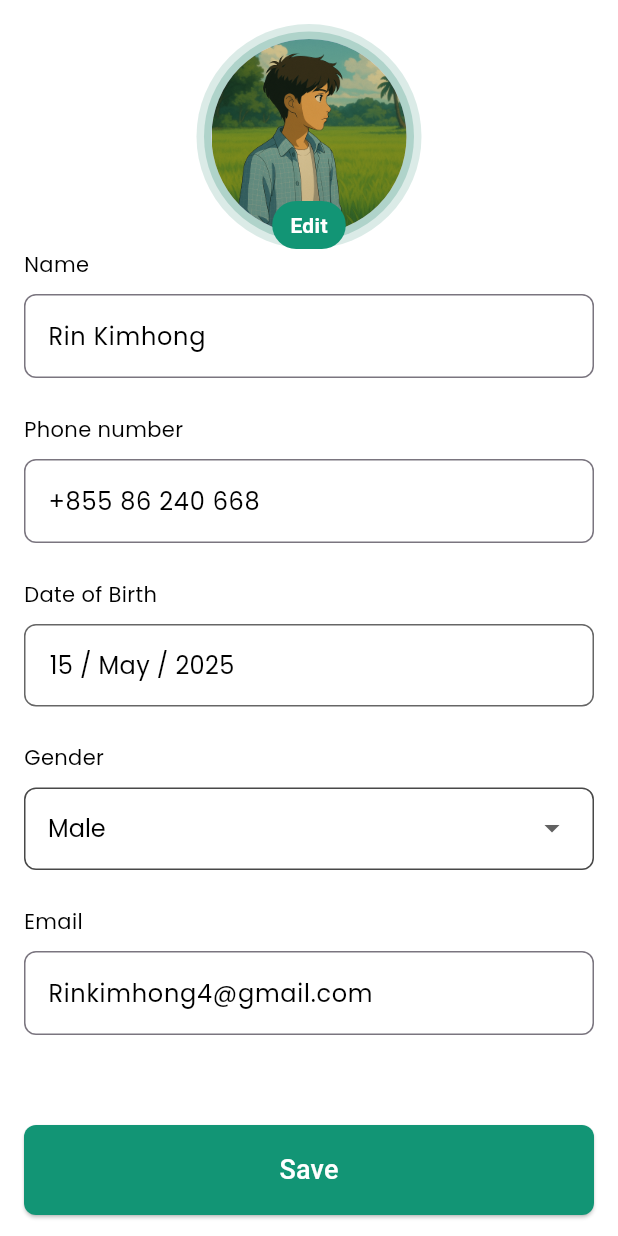
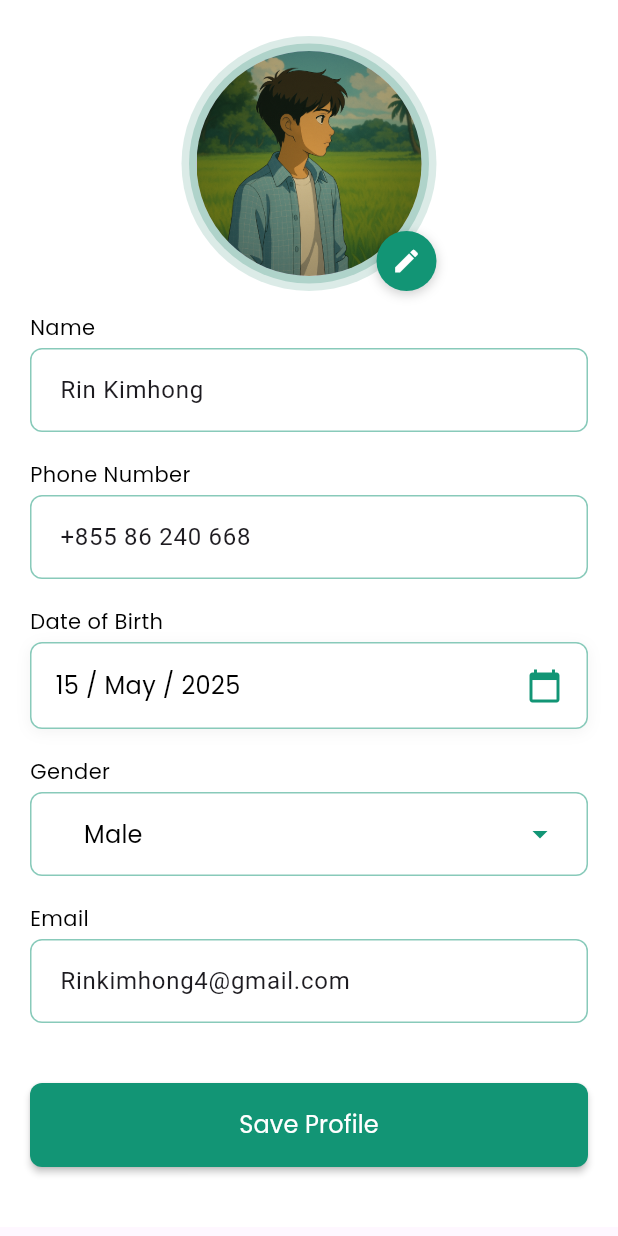
Before and after one commit to rinkimhong4/Recipes_APP, a Flutter app: the EditProfileContent screen opened directly, on a phone screen of 412 x 824 dp. Run offline on Flutter 3.47's test engine with Material 3 defaults, Android fonts, the phone set to English and light mode, and no system bars; our stand-ins replace animate_do, cached_network_image, dropdown_button2, flutter_secure_storage, flutter_smart_dialog, get and 2 more; accounts and stored records are empty; network calls fail; statements that could not run were skipped.

Commit message:
fix ProfileEdit

```diff
--- a/lib/modules/Home/views/profile/item_profile_screen.dart
+++ b/lib/modules/Home/views/profile/item_profile_screen.dart
@@ -1,5 +1,6 @@
 import 'package:dropdown_button2/dropdown_button2.dart';
 import 'package:flutter/material.dart';
+import 'package:intl/intl.dart';
 import 'package:recipe_app/config/theme/theme_style.dart';
 
 class ItemProfileScreen extends StatelessWidget {
@@ -47,240 +48,232 @@ class EditProfileContent extends StatefulWidget {
 }
 
 class _EditProfileContentState extends State<EditProfileContent> {
+  final _formKey = GlobalKey<FormState>();
   DateTime? _selectedDate = DateTime.now();
+  String _selectedGender = 'Male';
+  final TextEditingController _nameController = TextEditingController(
+    text: 'Rin Kimhong',
+  );
+  final TextEditingController _phoneController = TextEditingController(
+    text: '+855 86 240 668',
+  );
+  final TextEditingController _emailController = TextEditingController(
+    text: 'Rinkimhong4@gmail.com',
+  );
 
   String _formatDate(DateTime date) {
-    final day = date.day.toString().padLeft(2, '0');
-    final month = _monthName(date.month);
-    final year = date.year;
-    return '$day / $month / $year';
+    return DateFormat('dd / MMM / yyyy').format(date);
   }
 
-  String _monthName(int month) {
-    const months = [
-      'Jan',
-      'Feb',
-      'Mar',
-      'Apr',
-      'May',
-      'Jun',
-      'Jul',
-      'Aug',
-      'Sep',
-      'Oct',
-      'Nov',
-      'Dec',
-    ];
-    return months[month - 1];
-  }
-
-  String _selectedGender = 'Male';
-
-  @override
-  Widget build(BuildContext context) {
-    return GestureDetector(
-      onTap: () {
-        FocusScope.of(context).unfocus();
-      },
-      child: Scaffold(body: Container(color: Colors.white, child: _buildEdit)),
-    );
-  }
-
-  Widget get _buildEdit {
-    return Padding(
-      padding: EdgeInsets.all(16),
-      child: Column(
-        // mainAxisAlignment: MainAxisAlignment.center,
-        children: [
-          Stack(
-            alignment: Alignment.center,
-            children: [
-              CircleAvatar(
-                radius: 75,
-                backgroundColor: AppColors.primaryColor[200],
-                child: CircleAvatar(
-                  radius: 70,
-                  backgroundColor: AppColors.primaryColor[400],
-                  child: CircleAvatar(
-                    radius: 65,
-                    backgroundImage: AssetImage(
-                      'assets/images/hong_profile.png',
-                    ),
-                  ),
-                ),
-              ),
-              Positioned(
-                bottom: 0,
-                child: Container(
-                  padding: EdgeInsets.symmetric(horizontal: 12, vertical: 6),
-                  decoration: BoxDecoration(
-                    color: AppColors.primaryColor,
-                    borderRadius: BorderRadius.circular(20),
-                  ),
-                  child: Text(
-                    'Edit',
-                    style: TextStyle(
-                      color: Colors.white,
-                      fontWeight: FontWeight.bold,
-                    ),
-                  ),
-                ),
-              ),
-            ],
-          ),
-          Column(
-            mainAxisAlignment: MainAxisAlignment.start,
-            crossAxisAlignment: CrossAxisAlignment.start,
-            children: [
-              Padding(
-                padding: EdgeInsets.only(bottom: 10),
-                child: Text(
-                  'Name',
-                  style: AppTextStyle.poppinsSmallRegular14(
-                    color: AppColors.neutral,
-                  ),
-                ),
-              ),
-              TextField(
-                decoration: InputDecoration(
-                  hintText: 'Rin Kimhong',
-                  hintStyle: AppTextStyle.poppinsNormalRegular16(
-                    color: AppColors.neutral,
-                  ),
-                  focusedBorder: OutlineInputBorder(
-                    borderRadius: BorderRadius.circular(8),
-                    borderSide: BorderSide(color: AppColors.primaryColor),
-                  ),
-                  border: OutlineInputBorder(
-                    borderRadius: BorderRadius.circular(8),
-                    borderSide: BorderSide(color: AppColors.neutral),
-                  ),
-                ),
-              ),
-              SizedBox(height: 24),
-              Padding(
-                padding: EdgeInsets.only(bottom: 10),
-                child: Text(
-                  'Phone number',
-                  style: AppTextStyle.poppinsSmallRegular14(
-                    color: AppColors.neutral,
-                  ),
-                ),
-              ),
-              TextField(
-                decoration: InputDecoration(
-                  hintText: '+855 86 240 668',
-                  hintStyle: AppTextStyle.poppinsNormalRegular16(
-                    color: AppColors.neutral,
-                  ),
-                  focusedBorder: OutlineInputBorder(
-                    borderRadius: BorderRadius.circular(8),
-                    borderSide: BorderSide(color: AppColors.primaryColor),
-                  ),
-                  border: OutlineInputBorder(
-                    borderRadius: BorderRadius.circular(8),
-                    borderSide: BorderSide(color: AppColors.neutral),
-                  ),
-                ),
-              ),
-
-              SizedBox(height: 24),
-              Padding(
-                padding: EdgeInsets.only(bottom: 10),
-                child: Text(
-                  'Date of Birth',
-                  style: AppTextStyle.poppinsSmallRegular14(
-                    color: AppColors.neutral,
-                  ),
-                ),
-              ),
-              GestureDetector(
-                onTap: () async {
+  Future<void> _pickDate() async {
     final DateTime? picked = await showDatePicker(
       context: context,
       initialDate: _selectedDate ?? DateTime(2000),
       firstDate: DateTime(1900),
       lastDate: DateTime.now(),
+      builder: (context, child) {
+        return Theme(
+          data: Theme.of(context).copyWith(
+            colorScheme: ColorScheme.light(
+              primary: AppColors.primaryColor,
+              onPrimary: Colors.white,
+              surface: Colors.white,
+            ),
+            textButtonTheme: TextButtonThemeData(
+              style: TextButton.styleFrom(
+                foregroundColor: AppColors.primaryColor,
+              ),
+            ),
+          ),
+          child: child!,
+        );
+      },
     );
     if (picked != null) {
       setState(() {
         _selectedDate = picked;
       });
     }
+  }
+
+  @override
+  void dispose() {
+    _nameController.dispose();
+    _phoneController.dispose();
+    _emailController.dispose();
+    super.dispose();
+  }
+
+  @override
+  Widget build(BuildContext context) {
+    return GestureDetector(
+      onTap: () => FocusScope.of(context).unfocus(),
+      child: Scaffold(
+        body: Container(
+          color: Colors.white,
+          child: SafeArea(child: SingleChildScrollView(child: _buildEdit)),
+        ),
+      ),
+    );
+  }
+
+  Widget get _buildEdit {
+    return Padding(
+      padding: EdgeInsets.all(20.0),
+      child: Form(
+        key: _formKey,
+        child: Column(
+          crossAxisAlignment: CrossAxisAlignment.start,
+          children: [
+            SizedBox(height: 4),
+            Center(
+              child: Stack(
+                alignment: Alignment.bottomRight,
+                children: [
+                  CircleAvatar(
+                    radius: 85,
+                    backgroundColor: AppColors.primaryColor[200],
+                    child: CircleAvatar(
+                      radius: 80,
+                      backgroundColor: AppColors.primaryColor[400],
+                      child: CircleAvatar(
+                        radius: 75,
+                        backgroundImage: AssetImage(
+                          'assets/images/hong_profile.png',
+                        ),
+                        child: Container(
+                          decoration: BoxDecoration(
+                            shape: BoxShape.circle,
+                            gradient: RadialGradient(
+                              colors: [
+                                Colors.transparent,
+                                Colors.black.withValues(alpha: 0.2),
+                              ],
+                            ),
+                          ),
+                        ),
+                      ),
+                    ),
+                  ),
+                  GestureDetector(
+                    onTap: () {
+                      // Implement image picker logic here
+                      ScaffoldMessenger.of(context).showSnackBar(
+                        SnackBar(content: Text('Image picker not implemented')),
+                      );
                     },
                     child: Container(
-                  width: double.infinity,
-                  padding: EdgeInsets.symmetric(horizontal: 16, vertical: 15),
+                      padding: EdgeInsets.all(10),
+                      decoration: BoxDecoration(
+                        color: AppColors.primaryColor,
+                        shape: BoxShape.circle,
+                        boxShadow: [
+                          BoxShadow(
+                            color: Colors.black.withValues(alpha: 0.2),
+                            blurRadius: 6,
+                            offset: Offset(0, 2),
+                          ),
+                        ],
+                      ),
+                      child: Icon(Icons.edit, color: Colors.white, size: 20),
+                    ),
+                  ),
+                ],
+              ),
+            ),
+            SizedBox(height: 14),
+            Text(
+              'Name',
+              style: AppTextStyle.poppinsSmallRegular14(
+                color: AppColors.neutral,
+              ),
+            ),
+            SizedBox(height: 4),
+            TextFormField(
+              controller: _nameController,
+              decoration: _inputDecoration('Enter your name'),
+              validator: (value) {
+                if (value == null || value.isEmpty) {
+                  return 'Please enter your name';
+                }
+                return null;
+              },
+            ),
+            SizedBox(height: 18),
+            Text(
+              'Phone Number',
+              style: AppTextStyle.poppinsSmallRegular14(
+                color: AppColors.neutral,
+              ),
+            ),
+            SizedBox(height: 4),
+            TextFormField(
+              controller: _phoneController,
+              decoration: _inputDecoration('Enter your phone number'),
+              keyboardType: TextInputType.phone,
+              validator: (value) {
+                if (value == null || value.isEmpty) {
+                  return 'Please enter your phone number';
+                }
+                return null;
+              },
+            ),
+            SizedBox(height: 18),
+            Text(
+              'Date of Birth',
+              style: AppTextStyle.poppinsSmallRegular14(
+                color: AppColors.neutral,
+              ),
+            ),
+            SizedBox(height: 4),
+            GestureDetector(
+              onTap: _pickDate,
+              child: Container(
+                padding: EdgeInsets.symmetric(horizontal: 16, vertical: 16),
                 decoration: BoxDecoration(
                   color: Colors.white,
                   borderRadius: BorderRadius.circular(8),
                   border: Border.all(
-                      color: AppColors.neutral.withValues(alpha: 0.6),
+                    color: AppColors.primaryColor.withValues(alpha: 0.5),
+                  ),
+                  boxShadow: [
+                    BoxShadow(
+                      color: Colors.black.withValues(alpha: 0.05),
+                      blurRadius: 8,
+                      offset: Offset(0, 2),
+                    ),
+                  ],
+                ),
+                child: Row(
+                  mainAxisAlignment: MainAxisAlignment.spaceBetween,
+                  children: [
+                    Text(
+                      _selectedDate != null
+                          ? _formatDate(_selectedDate!)
+                          : 'Select Date',
+                      style: AppTextStyle.poppinsNormalRegular16(
+                        color:
+                            _selectedDate != null
+                                ? AppColors.neutral
+                                : AppColors.neutral.withValues(alpha: 0.5),
                       ),
                     ),
-                  child: Text(
-                    _formatDate(_selectedDate!),
-                    style: AppTextStyle.poppinsNormalRegular16(
-                      color: AppColors.neutral,
+                    Icon(Icons.calendar_today, color: AppColors.primaryColor),
+                  ],
                 ),
               ),
             ),
-              ),
-              SizedBox(height: 24),
-              Padding(
-                padding: EdgeInsets.only(bottom: 10),
-                child: Text(
+            SizedBox(height: 18),
+            Text(
               'Gender',
               style: AppTextStyle.poppinsSmallRegular14(
                 color: AppColors.neutral,
               ),
             ),
-              ),
-              SizedBox(
-                width: double.infinity,
-                height: 55,
-                child: DropdownButtonFormField2<String>(
-                  value:
-                      _selectedGender, // Ensure _selectedGender is initialized
-                  decoration: InputDecoration(
-                    filled: true,
-                    fillColor: const Color.fromARGB(255, 255, 255, 255),
-                    border: OutlineInputBorder(
-                      borderRadius: BorderRadius.circular(8),
-                      borderSide: BorderSide(color: AppColors.neutral),
-                    ),
-                    focusedBorder: OutlineInputBorder(
-                      borderRadius: BorderRadius.circular(8),
-                      borderSide: BorderSide(color: AppColors.primaryColor),
-                    ),
-                    enabledBorder: OutlineInputBorder(
-                      borderRadius: BorderRadius.circular(8),
-                      borderSide: BorderSide(
-                        color: AppColors.neutral[500] ?? Colors.grey,
-                      ),
-                    ),
-                    contentPadding: const EdgeInsets.symmetric(
-                      horizontal: 12,
-                      vertical: 16,
-                    ),
-
-                    hintText: 'Select Gender',
-                    hintStyle: AppTextStyle.poppinsNormalRegular16(
-                      color: AppColors.neutral.withValues(alpha: 0.5),
-                    ),
-                  ),
-                  style: AppTextStyle.poppinsNormalRegular16(
-                    color: AppColors.neutral,
-                  ),
-                  dropdownStyleData: DropdownStyleData(
-                    maxHeight: 200,
-                    width: double.infinity, // Match parent width
-                    decoration: BoxDecoration(
-                      color: Colors.white, // Popup background color
-                      borderRadius: BorderRadius.circular(8),
-                    ),
-                    offset: const Offset(0, -5), // Adjust dropdown position
-                  ),
+            SizedBox(height: 4),
+            DropdownButtonFormField2<String>(
+              value: _selectedGender,
+              decoration: _inputDecoration('Select Gender'),
               items:
                   ['Male', 'Female', 'Other']
                       .map(
@@ -307,52 +300,106 @@ class _EditProfileContentState extends State<EditProfileContent> {
                 return null;
               },
               isExpanded: true,
+              dropdownStyleData: DropdownStyleData(
+                maxHeight: 200,
+                decoration: BoxDecoration(
+                  color: Colors.white,
+                  borderRadius: BorderRadius.circular(8),
+                ),
+                offset: Offset(0, -5),
+              ),
+              iconStyleData: IconStyleData(
+                icon: Icon(
+                  Icons.arrow_drop_down,
+                  color: AppColors.primaryColor,
                 ),
               ),
-              SizedBox(height: 24),
-              Padding(
-                padding: EdgeInsets.only(bottom: 10),
-                child: Text(
+            ),
+            SizedBox(height: 18),
+            Text(
               'Email',
               style: AppTextStyle.poppinsSmallRegular14(
                 color: AppColors.neutral,
               ),
             ),
+            SizedBox(height: 4),
+            TextFormField(
+              controller: _emailController,
+              decoration: _inputDecoration('Enter your email'),
+              keyboardType: TextInputType.emailAddress,
+              validator: (value) {
+                if (value == null || value.isEmpty) {
+                  return 'Please enter your email';
+                }
+                if (!RegExp(
+                  r'^[\w-\.]+@([\w-]+\.)+[\w-]{2,4}$',
+                ).hasMatch(value)) {
+                  return 'Please enter a valid email';
+                }
+                return null;
+              },
             ),
-              TextField(
-                decoration: InputDecoration(
-                  hintText: 'Rinkimhong4@gmail.com',
+            SizedBox(height: 40),
+            ElevatedButton(
+              style: ElevatedButton.styleFrom(
+                backgroundColor: AppColors.primaryColor,
+                foregroundColor: Colors.white,
+                minimumSize: Size(double.infinity, 56),
+                shape: RoundedRectangleBorder(
+                  borderRadius: BorderRadius.circular(8),
+                ),
+                elevation: 2,
+              ),
+              onPressed: () {
+                if (_formKey.currentState!.validate()) {
+                  ScaffoldMessenger.of(context).showSnackBar(
+                    SnackBar(content: Text('Profile updated successfully')),
+                  );
+                  // Implement save logic here
+                }
+              },
+              child: Text(
+                'Save Profile',
+                style: AppTextStyle.poppinsNormalRegular16(color: Colors.white),
+              ),
+            ),
+            SizedBox(height: 20),
+          ],
+        ),
+      ),
+    );
+  }
+
+  InputDecoration _inputDecoration(String hint) {
+    return InputDecoration(
+      hintText: hint,
       hintStyle: AppTextStyle.poppinsNormalRegular16(
-                    color: AppColors.neutral,
+        color: AppColors.neutral.withValues(alpha: 0.5),
       ),
-                  focusedBorder: OutlineInputBorder(
-                    borderRadius: BorderRadius.circular(8),
-                    borderSide: BorderSide(color: AppColors.primaryColor),
-                  ),
+      filled: true,
+      fillColor: Colors.white,
+      contentPadding: EdgeInsets.symmetric(horizontal: 16, vertical: 16),
       border: OutlineInputBorder(
         borderRadius: BorderRadius.circular(8),
         borderSide: BorderSide(color: AppColors.neutral),
       ),
+      enabledBorder: OutlineInputBorder(
+        borderRadius: BorderRadius.circular(8),
+        borderSide: BorderSide(
+          color: AppColors.primaryColor.withValues(alpha: 0.5),
         ),
       ),
-              SizedBox(height: 60),
-              ElevatedButton(
-                style: ElevatedButton.styleFrom(
-                  backgroundColor: AppColors.primaryColor,
-                  minimumSize: Size(double.infinity, 60),
-                  shape: RoundedRectangleBorder(
+      focusedBorder: OutlineInputBorder(
         borderRadius: BorderRadius.circular(8),
+        borderSide: BorderSide(color: AppColors.primaryColor, width: 2),
       ),
+      errorBorder: OutlineInputBorder(
+        borderRadius: BorderRadius.circular(8),
+        borderSide: BorderSide(color: Colors.red),
       ),
-                onPressed: () {},
-                child: Text(
-                  'Save',
-                  style: TextStyle(fontSize: 18, color: Colors.white),
-                ),
-              ),
-            ],
-          ),
-        ],
+      focusedErrorBorder: OutlineInputBorder(
+        borderRadius: BorderRadius.circular(8),
+        borderSide: BorderSide(color: Colors.red, width: 2),
       ),
     );
   }
@@ -366,7 +413,7 @@ class AboutUsContent extends StatelessWidget {
 
   @override
   Widget build(BuildContext context) {
-    return const Padding(
+    return Padding(
       padding: EdgeInsets.all(16.0),
       child: Column(
         mainAxisAlignment: MainAxisAlignment.center,
--- a/pubspec.yaml
+++ b/pubspec.yaml
@@ -16,6 +16,7 @@ dependencies:
   shimmer: ^3.0.0
   dropdown_button2: ^2.3.9
   animate_do: ^3.3.4
+  intl: ^0.19.0
 
   cupertino_icons: ^1.0.8
   get: ^4.7.2
```
Also changed, not shown: pubspec.lock. Lines whose indentation alone changed are shown as unchanged.
